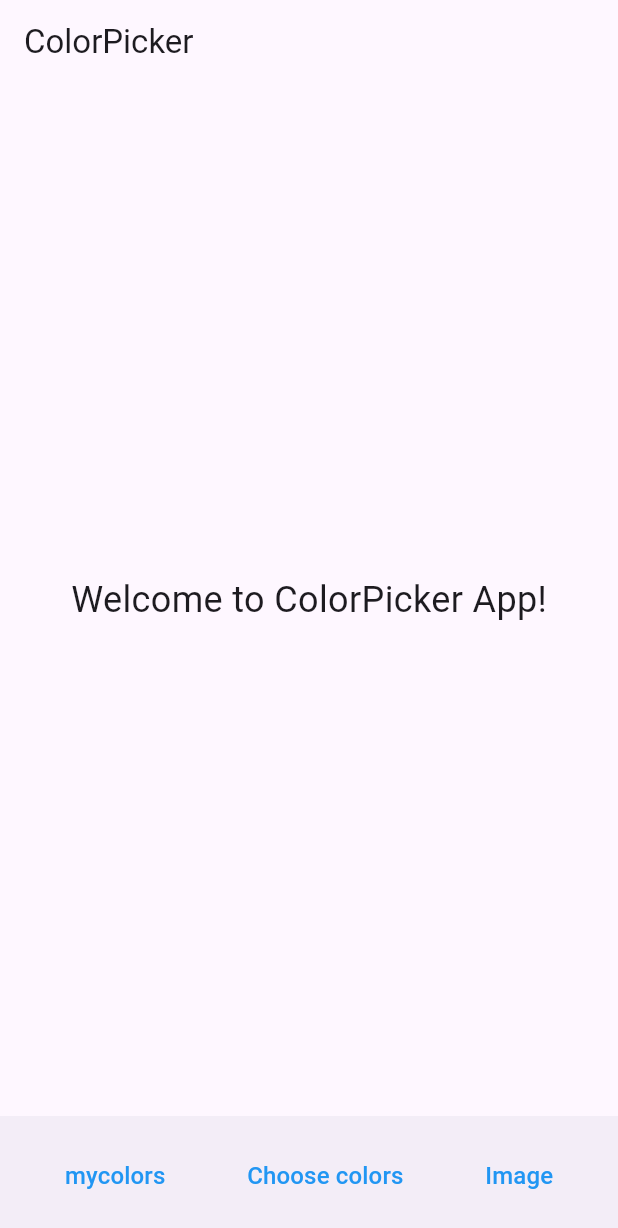
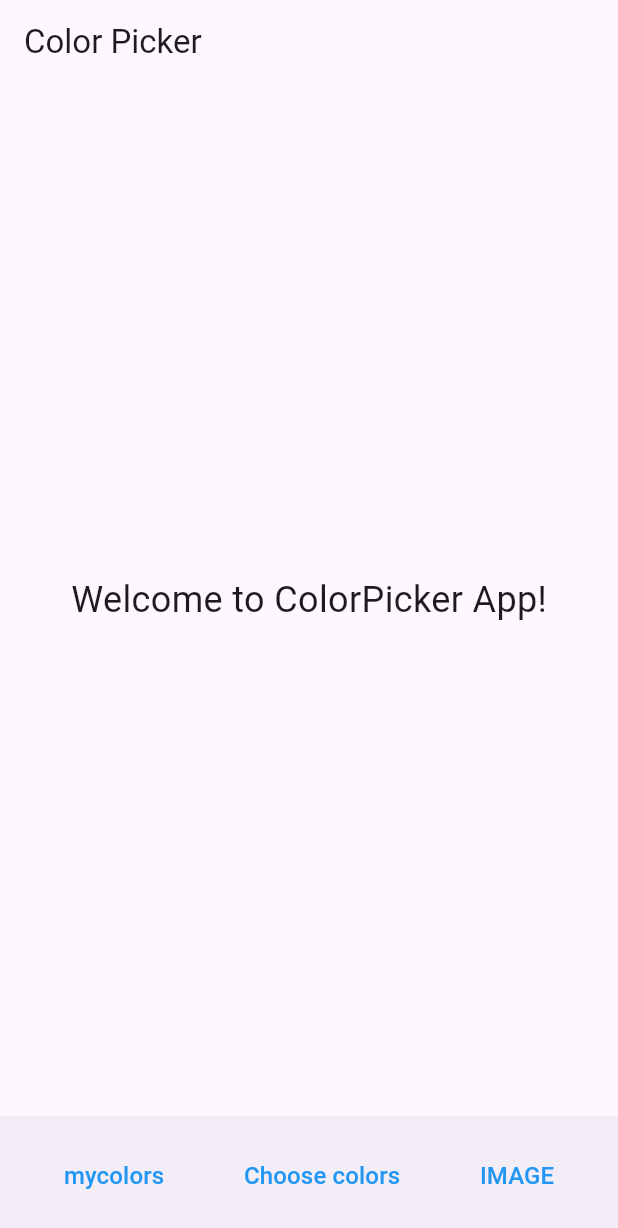
Before and after one commit to LCournollet/ColorPicker, a Flutter app: the screen it shows after launch, after a tap on "mycolors", on a phone screen of 412 x 824 dp. Shown: the top 1228 px of the screen. Run offline on Flutter 3.47's test engine with Material 3 defaults, Android fonts, the phone set to English and light mode, and no system bars.

Commit message:
structure de base

```diff
--- /dev/null
+++ b/lib/app.dart
@@ -0,0 +1,18 @@
+import 'package:flutter/material.dart';
+import 'package:color_picker/home.dart';
+
+class App extends StatelessWidget {
+  const App({super.key});
+
+  @override
+  Widget build(BuildContext context) {
+    return MaterialApp(
+      title: 'Flutter Demo',
+      theme: ThemeData(
+        primarySwatch: Colors.cyan,
+      ),
+      debugShowCheckedModeBanner: false,
+      home: const HomePage(),
+    );
+  }
+}
--- /dev/null
+++ b/lib/home.dart
@@ -0,0 +1,66 @@
+import 'package:flutter/material.dart';
+
+class HomePage extends StatelessWidget {
+  const HomePage({Key? key}) : super(key: key);
+
+  @override
+  Widget build(BuildContext context) {
+    return Scaffold(
+      appBar: AppBar(
+        title: const Text('Color Picker'),
+      ),
+      body: Center(
+        child: Text(
+          'Welcome to ColorPicker App!',
+          style: TextStyle(fontSize: 24.0),
+        ),
+      ),
+      bottomNavigationBar: BottomAppBar(
+        child: Row(
+          mainAxisAlignment: MainAxisAlignment.spaceAround,
+          children: [
+            BottomNavItem(
+              title: 'mycolors',
+              onPressed: () {
+                print('mycolors button pressed');
+              },
+            ),
+            BottomNavItem(
+              title: 'Choose colors',
+              onPressed: () {
+                print('Choose colors button pressed');
+              },
+            ),
+            BottomNavItem(
+              title: 'IMAGE',
+              onPressed: () {
+                print('Image button pressed');
+              },
+            ),
+          ],
+        ),
+      ),
+    );
+  }
+}
+
+class BottomNavItem extends StatelessWidget {
+  final String title;
+  final Function onPressed;
+
+  const BottomNavItem({
+    required this.title,
+    required this.onPressed,
+  });
+
+  @override
+  Widget build(BuildContext context) {
+    return TextButton(
+      onPressed: () => onPressed(),
+      child: Text(
+        title,
+        style: const TextStyle(fontSize: 16.0, color: Colors.blue),
+      ),
+    );
+  }
+}
--- a/lib/main.dart
+++ b/lib/main.dart
@@ -1,81 +1,6 @@
+import 'package:color_picker/app.dart';
 import 'package:flutter/material.dart';
 
 void main() {
-  runApp(ColorPickerApp());
+  runApp(const App());
 }
-
-class ColorPickerApp extends StatelessWidget {
-  @override
-  Widget build(BuildContext context) {
-    return MaterialApp(
-      title: 'ColorPicker',
-      theme: ThemeData(
-        primarySwatch: Colors.blue,
-      ),
-      home: HomePage(),
-    );
-  }
-}
-
-class HomePage extends StatelessWidget {
-  @override
-  Widget build(BuildContext context) {
-    return Scaffold(
-      appBar: AppBar(
-        title: Text('ColorPicker'),
-      ),
-      body: Center(
-        child: Text(
-          'Welcome to ColorPicker App!',
-          style: TextStyle(fontSize: 24.0),
-        ),
-      ),
-      bottomNavigationBar: BottomAppBar(
-        child: Row(
-          mainAxisAlignment: MainAxisAlignment.spaceAround,
-          children: [
-            BottomNavItem(
-              title: 'mycolors',
-              onPressed: () {
-                // Add functionality for mycolors button
-              },
-            ),
-            BottomNavItem(
-              title: 'Choose colors',
-              onPressed: () {
-                // Add functionality for Choose colors button
-              },
-            ),
-            BottomNavItem(
-              title: 'Image',
-              onPressed: () {
-                // Add functionality for circle palette button
-              },
-            ),
-          ],
-        ),
-      ),
-    );
-  }
-}
-
-class BottomNavItem extends StatelessWidget {
-  final String title;
-  final Function onPressed;
-
-  const BottomNavItem({
-    required this.title,
-    required this.onPressed,
-  });
-
-  @override
-  Widget build(BuildContext context) {
-    return TextButton(
-      onPressed: () => onPressed(),
-      child: Text(
-        title,
-        style: TextStyle(fontSize: 16.0, color: Colors.blue),
-      ),
-    );
-  }
-}
--- a/pubspec.yaml
+++ b/pubspec.yaml
@@ -30,6 +30,7 @@ environment:
 dependencies:
   flutter:
     sdk: flutter
+  flutter_material_color_picker: ^1.2.0
 
 
   # The following adds the Cupertino Icons font to your application.
```
Also changed, not shown: pubspec.lock.
